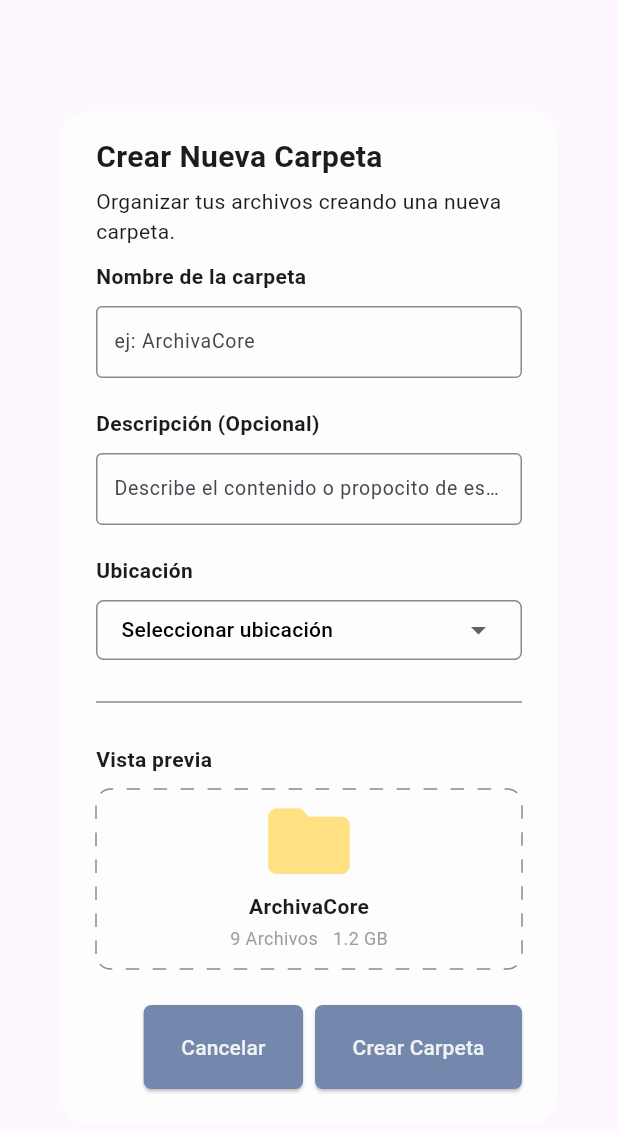
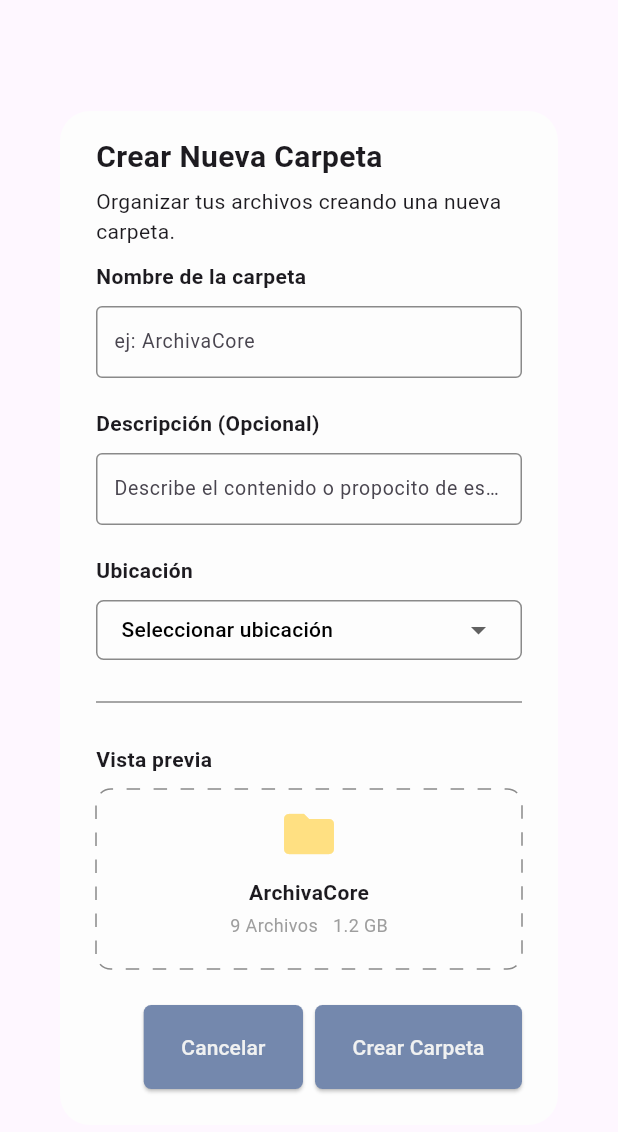
Before and after one commit to sebsanchez99/ArchivaCore, a Flutter app: the CreateFolder widget shown alone on an empty page, opened directly, on a phone screen of 412 x 824 dp. Shown: the top 1132 px of the screen. Run offline on Flutter 3.47's test engine with Material 3 defaults, Android fonts, the phone set to English and light mode, and no system bars; drawn by our look-alikes of dotted_border, dropdown_button2; our stand-ins replace dio, easy_sidemenu, flutter_bloc, flutter_secure_storage, freezed_annotation, lucide_icons; accounts and stored records are empty; generated files the repository leaves out were written again; network calls fail.

Commit message:
Se hace cambio de icon a iconButton

```diff
--- a/frontend/lib/presentation/pages/file_explorer/view/file_explorer_grid_view.dart
+++ b/frontend/lib/presentation/pages/file_explorer/view/file_explorer_grid_view.dart
@@ -35,6 +35,10 @@ class FileExplorerGridView extends StatelessWidget {
                     return Stack(
                       children: [
                         CustomFolder(
+                          onPressed: () {
+                            // Acción al presionar la carpeta
+                            print('Abrir carpeta: ${folder.name}');
+                          },
                           icon: Icons.folder,
                           name: folder.name,
                           fileCount: folder.files.length.toString(),
--- a/frontend/lib/presentation/pages/file_explorer/widget/create_folder.dart
+++ b/frontend/lib/presentation/pages/file_explorer/widget/create_folder.dart
@@ -177,6 +177,7 @@ class _CreateFolderState extends State<CreateFolder> {
                   radius: Radius.circular(10),
                   child: Center(
                     child: CustomFolder(
+                      onPressed: () {},
                       icon: Icons.folder,
                       name: 'ArchivaCore',
                       fileCount: '9 Archivos',
--- a/frontend/lib/presentation/pages/file_explorer/widget/edit_folder.dart
+++ b/frontend/lib/presentation/pages/file_explorer/widget/edit_folder.dart
@@ -172,6 +172,7 @@ class _EditFolderState extends State<EditFolder> {
                   radius: Radius.circular(10),
                   child: Center(
                     child: CustomFolder(
+                      onPressed: () {},
                       icon: Icons.folder,
                       name: 'ArchivaCore',
                       fileCount: '9 Archivos',
--- a/frontend/lib/presentation/widgets/folder/custom_folder.dart
+++ b/frontend/lib/presentation/widgets/folder/custom_folder.dart
@@ -3,15 +3,18 @@ import 'package:frontend/presentation/global/constants/schema_colors.dart';
 
 class CustomFolder extends StatelessWidget {
   final IconData icon;
+  final VoidCallback onPressed;
   final String name;
   final String fileCount;
   final String size;
+
   const CustomFolder({
     super.key,
     required this.icon,
     required this.name,
     required this.fileCount,
     required this.size,
+    required this.onPressed,
   });
 
   @override
@@ -19,16 +22,28 @@ class CustomFolder extends StatelessWidget {
     return Column(
       crossAxisAlignment: CrossAxisAlignment.center,
       children: [
-        Icon(icon, size: 65, color: SchemaColors.warning),
-        SizedBox(height: 1),
-        Text(name, style: TextStyle(fontSize: 14, fontWeight: FontWeight.bold)),
-        SizedBox(height: 3),
+        IconButton(
+          onPressed: onPressed,
+          icon: Icon(icon, size: 40, color: SchemaColors.warning),
+        ),
+        const SizedBox(height: 1),
+        Text(
+          name,
+          style: const TextStyle(fontSize: 14, fontWeight: FontWeight.bold),
+        ),
+        const SizedBox(height: 3),
         Row(
           mainAxisAlignment: MainAxisAlignment.center,
           children: [
-            Text(fileCount, style: TextStyle(fontSize: 12, color: Colors.grey)),
-            SizedBox(width: 10),
-            Text(size, style: TextStyle(fontSize: 12, color: Colors.grey)),
+            Text(
+              fileCount,
+              style: const TextStyle(fontSize: 12, color: Colors.grey),
+            ),
+            const SizedBox(width: 10),
+            Text(
+              size,
+              style: const TextStyle(fontSize: 12, color: Colors.grey),
+            ),
           ],
         ),
       ],
```
Also changed, not shown: frontend/lib/presentation/pages/file_explorer/view/file_explorer_list_view.dart (+2 -7 lines).
